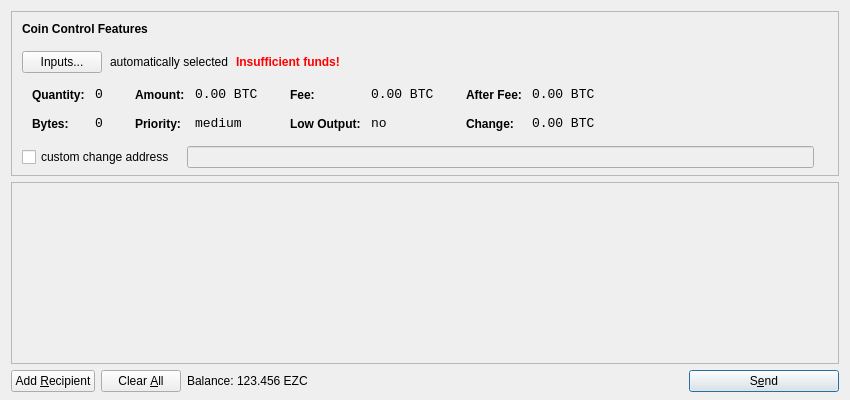
First picture: the form in src/qt/forms/sendcoinsdialog.ui, repository ezcoin/ezcoin, before the edit.
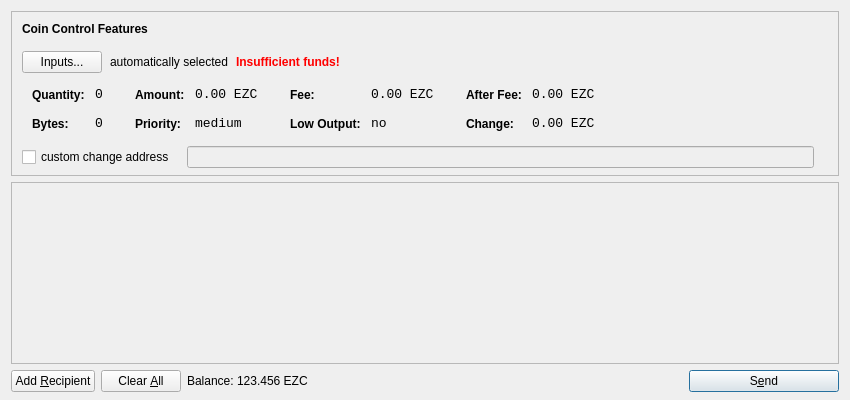
Second picture: the form after the edit. Icons and pictures are not drawn.

Patch:
```diff
--- a/src/qt/forms/sendcoinsdialog.ui
+++ b/src/qt/forms/sendcoinsdialog.ui
@@ -321,7 +321,7 @@
                   <enum>Qt::ActionsContextMenu</enum>
                  </property>
                  <property name="text">
-                  <string notr="true">0.00 BTC</string>
+                  <string notr="true">0.00 EZC</string>
                  </property>
                  <property name="textInteractionFlags">
                   <set>Qt::LinksAccessibleByMouse|Qt::TextSelectableByKeyboard|Qt::TextSelectableByMouse</set>
@@ -407,7 +407,7 @@
                   <enum>Qt::ActionsContextMenu</enum>
                  </property>
                  <property name="text">
-                  <string notr="true">0.00 BTC</string>
+                  <string notr="true">0.00 EZC</string>
                  </property>
                  <property name="textInteractionFlags">
                   <set>Qt::LinksAccessibleByMouse|Qt::TextSelectableByKeyboard|Qt::TextSelectableByMouse</set>
@@ -493,7 +493,7 @@
                   <enum>Qt::ActionsContextMenu</enum>
                  </property>
                  <property name="text">
-                  <string notr="true">0.00 BTC</string>
+                  <string notr="true">0.00 EZC</string>
                  </property>
                  <property name="textInteractionFlags">
                   <set>Qt::LinksAccessibleByMouse|Qt::TextSelectableByKeyboard|Qt::TextSelectableByMouse</set>
@@ -525,7 +525,7 @@
                   <enum>Qt::ActionsContextMenu</enum>
                  </property>
                  <property name="text">
-                  <string notr="true">0.00 BTC</string>
+                  <string notr="true">0.00 EZC</string>
                  </property>
                  <property name="textInteractionFlags">
                   <set>Qt::LinksAccessibleByMouse|Qt::TextSelectableByKeyboard|Qt::TextSelectableByMouse</set>
```
